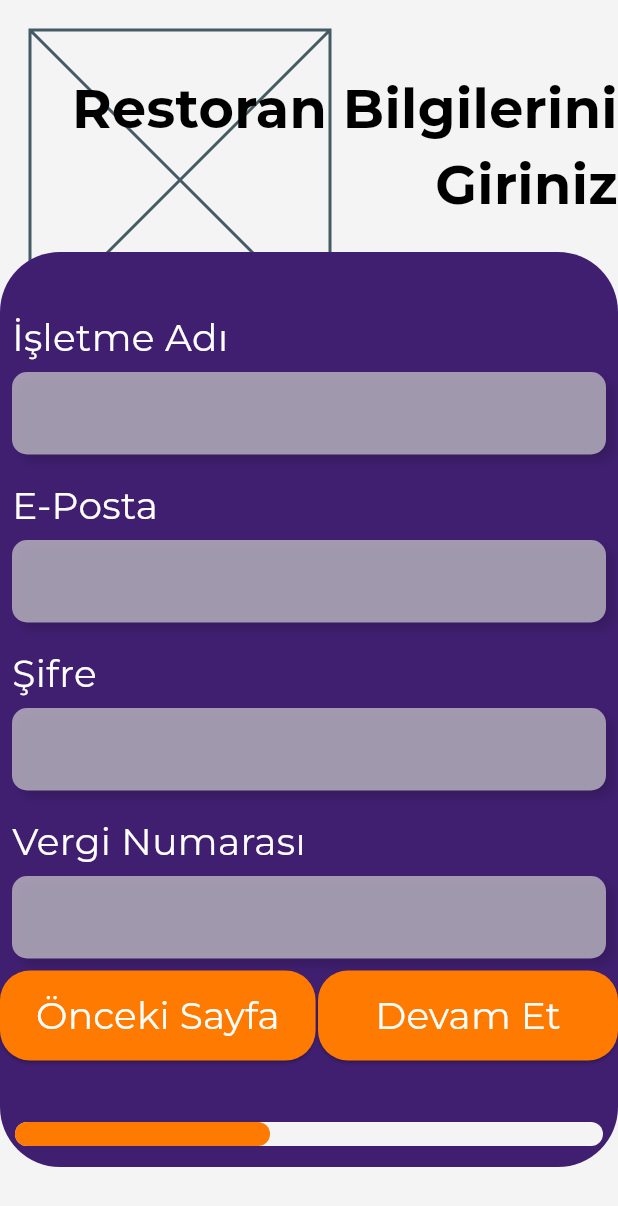
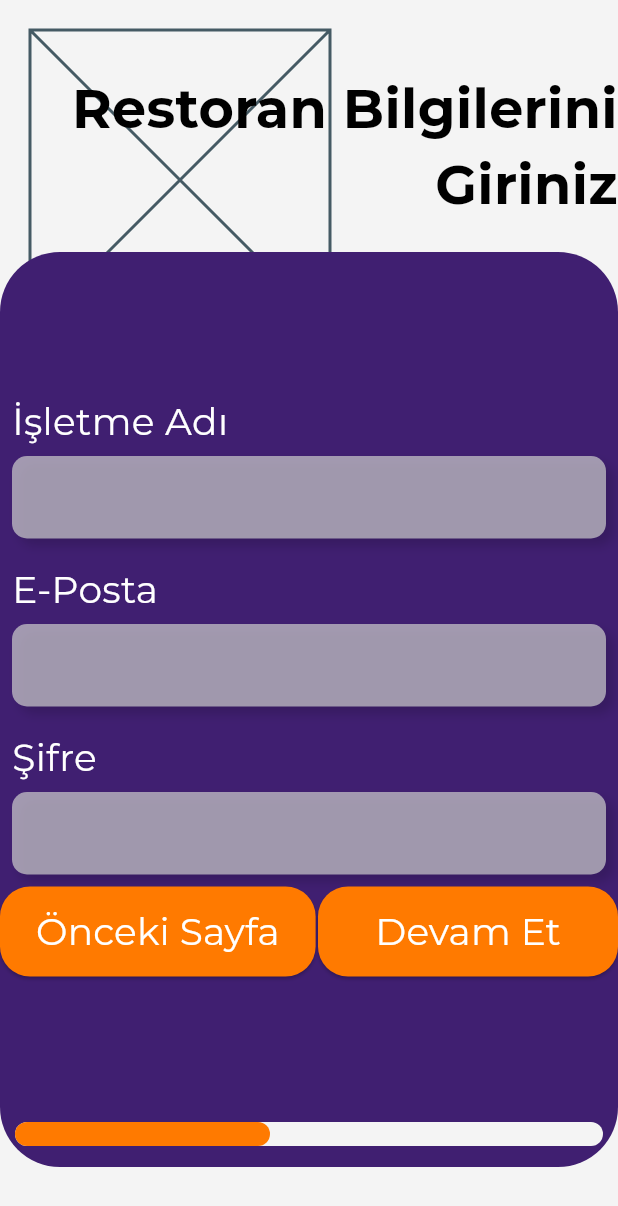
Before and after one commit to okancakirsaz/haydi_express_restaurant, a Flutter app: the SignUpView screen opened directly, after a tap on "Devam Et", on a phone screen of 412 x 824 dp. Shown: the top 1206 px of the screen. Run offline on Flutter 3.47's test engine with Material 3 defaults, Android fonts, the phone set to English and light mode, and no system bars; our stand-ins replace dio, flutter_mobx, flutter_svg, google_fonts, mobx, shared_preferences and 2 more; missing offline and left inert: easy_loading_button, passwordfield, window_manager; accounts and stored records are empty; generated files the repository leaves out were written again; network calls fail.

Commit message:
taxNumber input removed

```diff
--- a/lib/views/authentication/sign_up/view/components/restaurant_information_inputs.dart
+++ b/lib/views/authentication/sign_up/view/components/restaurant_information_inputs.dart
@@ -17,8 +17,6 @@ class RestaurantInformationInputs extends StatelessWidget {
                   controller: viewModel.restaurantName, hint: "İşletme Adı"),
               CustomTextField(controller: viewModel.email, hint: "E-Posta"),
               CustomTextField(controller: viewModel.password, hint: "Şifre"),
-              CustomTextField(
-                  controller: viewModel.taxNumber, hint: "Vergi Numarası"),
             ],
           ),
         ),
--- a/lib/views/authentication/sign_up/viewmodel/sign_up_viewmodel.dart
+++ b/lib/views/authentication/sign_up/viewmodel/sign_up_viewmodel.dart
@@ -40,7 +40,6 @@ abstract class _SignUpViewModelBase with Store, BaseViewModel {
   final TextEditingController restaurantName = TextEditingController();
   final TextEditingController email = TextEditingController();
   final TextEditingController password = TextEditingController();
-  final TextEditingController taxNumber = TextEditingController();
   final TextEditingController mailVerification = TextEditingController();
   final TextEditingController city = TextEditingController();
   final TextEditingController addressLineOne = TextEditingController();
@@ -91,7 +90,6 @@ abstract class _SignUpViewModelBase with Store, BaseViewModel {
     restaurantName.dispose();
     email.dispose();
     password.dispose();
-    taxNumber.dispose();
     mailVerification.dispose();
     city.dispose();
     addressLineOne.dispose();
```
